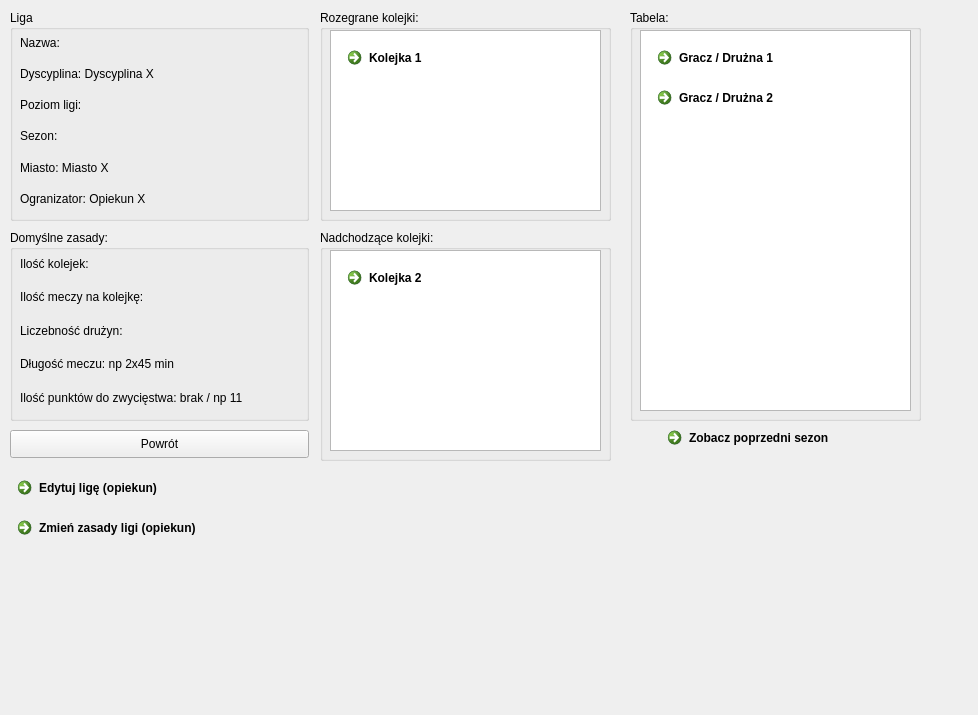
MrocznyZdzichu/Multiliga, file IPR-master/profil_ligi.ui: the form before one commit.
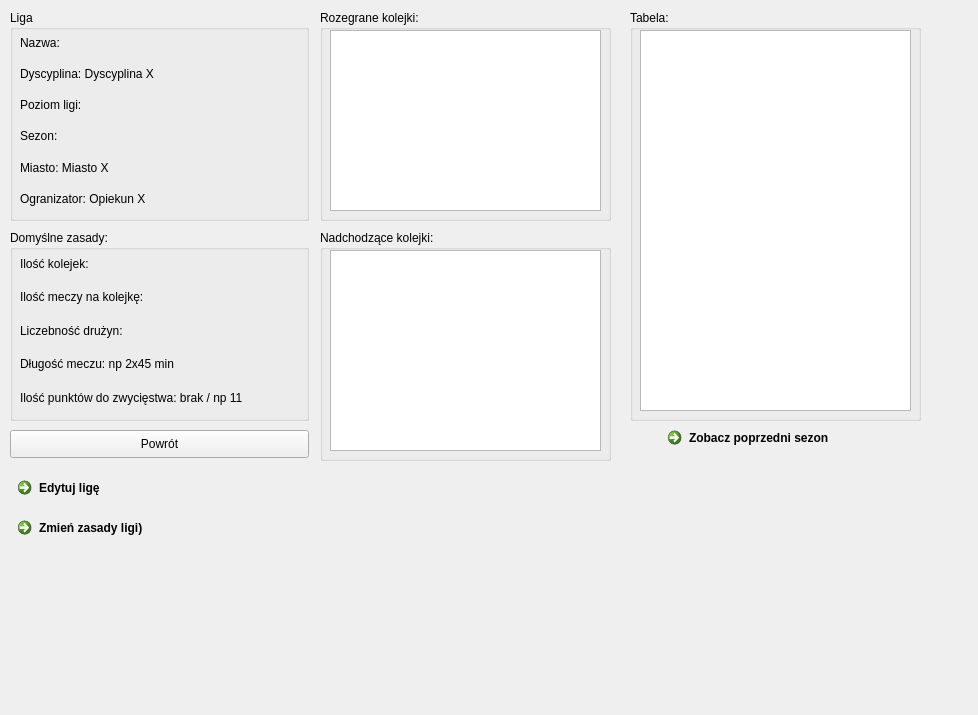
The form after the commit.

```diff
--- a/IPR-master/profil_ligi.ui
+++ b/IPR-master/profil_ligi.ui
@@ -35,32 +35,6 @@
      </rect>
     </property>
    </widget>
-   <widget class="QCommandLinkButton" name="commandLinkButton_8">
-    <property name="geometry">
-     <rect>
-      <x>20</x>
-      <y>30</y>
-      <width>187</width>
-      <height>41</height>
-     </rect>
-    </property>
-    <property name="text">
-     <string>Gracz / Drużna 1</string>
-    </property>
-   </widget>
-   <widget class="QCommandLinkButton" name="commandLinkButton_9">
-    <property name="geometry">
-     <rect>
-      <x>20</x>
-      <y>70</y>
-      <width>187</width>
-      <height>41</height>
-     </rect>
-    </property>
-    <property name="text">
-     <string>Gracz / Drużna 2</string>
-    </property>
-   </widget>
   </widget>
   <widget class="QGroupBox" name="groupBox_3">
    <property name="geometry">
@@ -84,19 +58,6 @@
      </rect>
     </property>
    </widget>
-   <widget class="QCommandLinkButton" name="commandLinkButton_7">
-    <property name="geometry">
-     <rect>
-      <x>20</x>
-      <y>30</y>
-      <width>187</width>
-      <height>41</height>
-     </rect>
-    </property>
-    <property name="text">
-     <string>Kolejka 2</string>
-    </property>
-   </widget>
   </widget>
   <widget class="QGroupBox" name="groupBox_2">
    <property name="geometry">
@@ -120,19 +81,6 @@
      </rect>
     </property>
    </widget>
-   <widget class="QCommandLinkButton" name="commandLinkButton_6">
-    <property name="geometry">
-     <rect>
-      <x>20</x>
-      <y>30</y>
-      <width>187</width>
-      <height>41</height>
-     </rect>
-    </property>
-    <property name="text">
-     <string>Kolejka 1</string>
-    </property>
-   </widget>
   </widget>
   <widget class="QCommandLinkButton" name="commandLinkButton_2">
    <property name="geometry">
@@ -144,7 +92,7 @@
     </rect>
    </property>
    <property name="text">
-    <string>Zmień zasady ligi (opiekun)</string>
+    <string>Zmień zasady ligi)</string>
    </property>
   </widget>
   <widget class="QGroupBox" name="groupBox_5">
@@ -310,7 +258,7 @@
     </rect>
    </property>
    <property name="text">
-    <string>Edytuj ligę (opiekun)</string>
+    <string>Edytuj ligę </string>
    </property>
   </widget>
  </widget>
```
